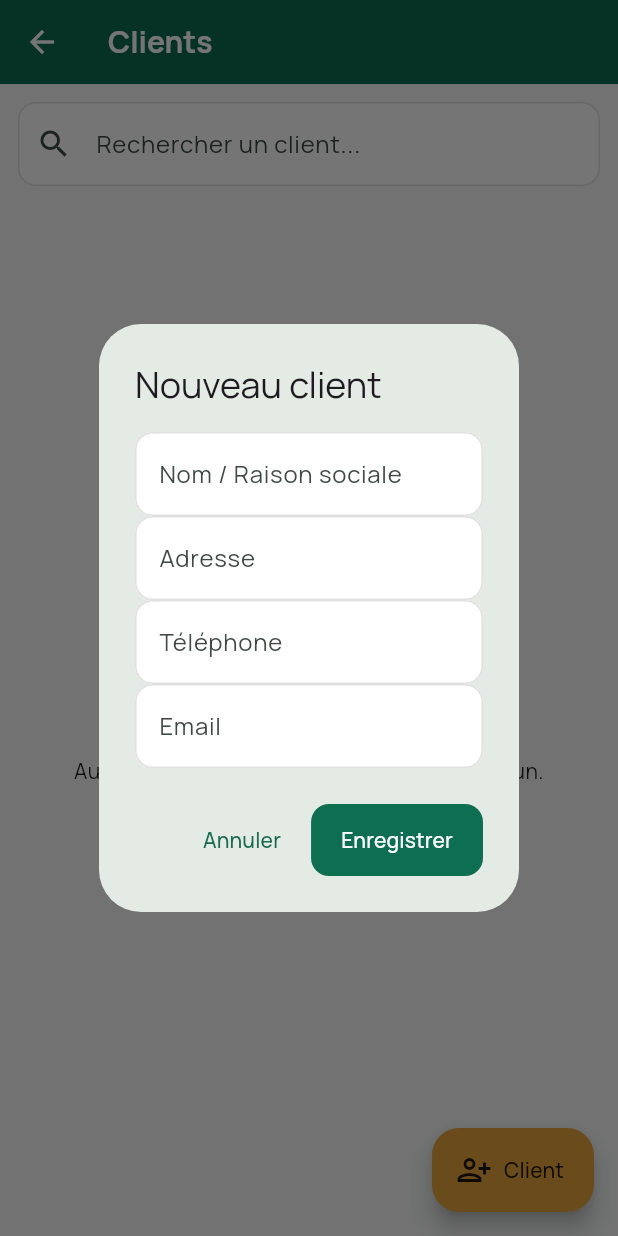
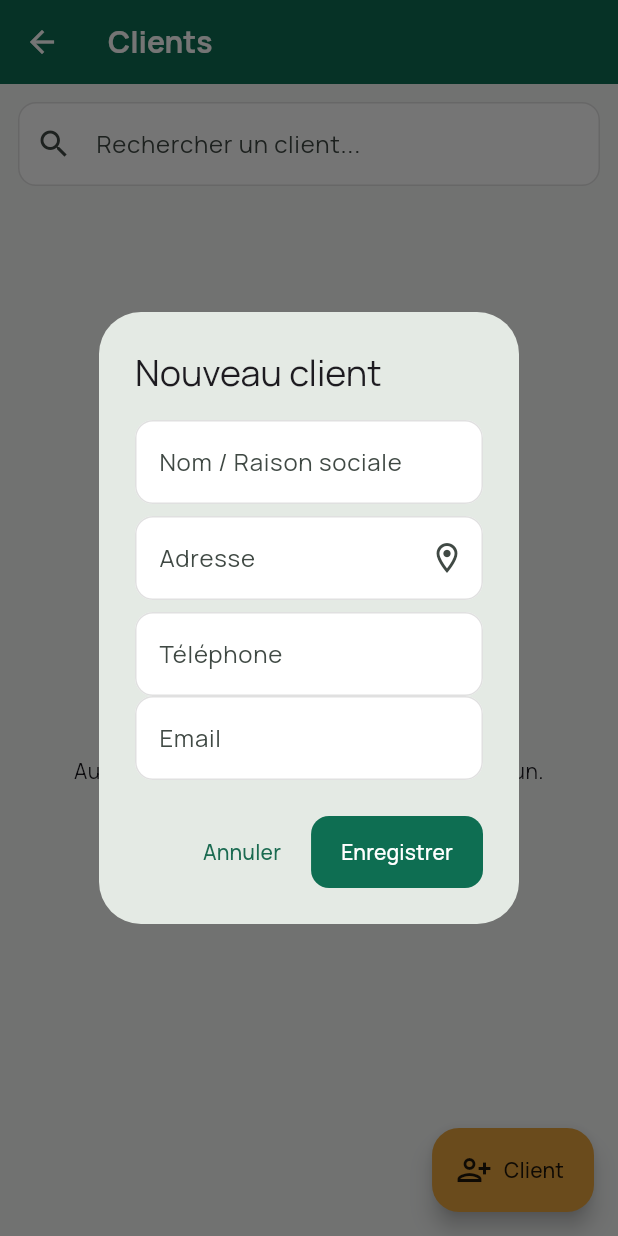
Before and after one commit to mhuleux-rg/mon-app-motoshare, a Flutter app: the ClientsScreen screen opened directly, after a tap on "Client", on a phone screen of 412 x 824 dp. Run offline on Flutter 3.47's test engine with Material 3 defaults, Android fonts, the phone set to English and light mode, and no system bars; our stand-ins replace flutter_map, geolocator, google_fonts, image_picker, latlong2, pdf and 3 more; accounts and stored records are empty.

Commit message:
Ajoute carte interactive des visites et suggestions d'adresse
- Carte interactive (flutter_map / OpenStreetMap, sans clé API) avec
  un marqueur par visite géolocalisée, accessible depuis l'accueil ;
  tap sur un marqueur pour ouvrir la visite
- Suggestions d'adresse pendant la saisie (Nominatim/OSM, gratuit,
  sans clé) : sélectionner une suggestion géolocalise directement la
  visite ou le client (coordonnées GPS renseignées automatiquement),
  utilisé dans les formulaires de visite et de client
- Ajout de latitude/longitude au modèle Client (migration DB v4) pour
  préremplir la position lors de la création d'une visite liée

Co-Authored-By: Claude Sonnet 5 <noreply@anthropic.com>
Claude-Session: https://claude.ai/code/session_019nxcRvUchQMwhjFtrwgYP2

```diff
--- a/lib/models/client.dart
+++ b/lib/models/client.dart
@@ -2,6 +2,8 @@ class Client {
   final String id;
   String nom;
   String adresse;
+  double? latitude;
+  double? longitude;
   String? telephone;
   String? email;
   String notes;
@@ -11,6 +13,8 @@ class Client {
     required this.id,
     required this.nom,
     required this.adresse,
+    this.latitude,
+    this.longitude,
     this.telephone,
     this.email,
     this.notes = '',
@@ -22,6 +26,8 @@ class Client {
       'id': id,
       'nom': nom,
       'adresse': adresse,
+      'latitude': latitude,
+      'longitude': longitude,
       'telephone': telephone,
       'email': email,
       'notes': notes,
@@ -34,6 +40,8 @@ class Client {
       id: map['id'] as String,
       nom: map['nom'] as String,
       adresse: map['adresse'] as String,
+      latitude: map['latitude'] as double?,
+      longitude: map['longitude'] as double?,
       telephone: map['telephone'] as String?,
       email: map['email'] as String?,
       notes: map['notes'] as String? ?? '',
--- a/lib/screens/clients_screen.dart
+++ b/lib/screens/clients_screen.dart
@@ -3,6 +3,7 @@ import 'package:uuid/uuid.dart';
 
 import '../db/database_helper.dart';
 import '../models/client.dart';
+import '../widgets/address_autocomplete_field.dart';
 import 'client_detail_screen.dart';
 
 class ClientsScreen extends StatefulWidget {
@@ -34,6 +35,8 @@ class _ClientsScreenState extends State<ClientsScreen> {
     final adresseController = TextEditingController(text: client?.adresse ?? '');
     final telephoneController = TextEditingController(text: client?.telephone ?? '');
     final emailController = TextEditingController(text: client?.email ?? '');
+    double? latitude = client?.latitude;
+    double? longitude = client?.longitude;
 
     final confirme = await showDialog<bool>(
       context: context,
@@ -44,7 +47,16 @@ class _ClientsScreenState extends State<ClientsScreen> {
             mainAxisSize: MainAxisSize.min,
             children: [
               TextField(controller: nomController, decoration: const InputDecoration(labelText: 'Nom / Raison sociale')),
-              TextField(controller: adresseController, decoration: const InputDecoration(labelText: 'Adresse')),
+              const SizedBox(height: 8),
+              AddressAutocompleteField(
+                controller: adresseController,
+                labelText: 'Adresse',
+                onAdresseSelectionnee: (suggestion) {
+                  latitude = suggestion.latitude;
+                  longitude = suggestion.longitude;
+                },
+              ),
+              const SizedBox(height: 8),
               TextField(controller: telephoneController, decoration: const InputDecoration(labelText: 'Téléphone')),
               TextField(controller: emailController, decoration: const InputDecoration(labelText: 'Email')),
             ],
@@ -64,6 +76,8 @@ class _ClientsScreenState extends State<ClientsScreen> {
         id: const Uuid().v4(),
         nom: nomController.text.trim(),
         adresse: adresseController.text.trim(),
+        latitude: latitude,
+        longitude: longitude,
         telephone: telephoneController.text.trim().isEmpty ? null : telephoneController.text.trim(),
         email: emailController.text.trim().isEmpty ? null : emailController.text.trim(),
         dateCreation: DateTime.now(),
@@ -72,6 +86,8 @@ class _ClientsScreenState extends State<ClientsScreen> {
     } else {
       client.nom = nomController.text.trim();
       client.adresse = adresseController.text.trim();
+      client.latitude = latitude;
+      client.longitude = longitude;
       client.telephone = telephoneController.text.trim().isEmpty ? null : telephoneController.text.trim();
       client.email = emailController.text.trim().isEmpty ? null : emailController.text.trim();
       await DatabaseHelper.instance.updateClient(client);
--- /dev/null
+++ b/lib/widgets/address_autocomplete_field.dart
@@ -0,0 +1,110 @@
+import 'dart:async';
+
+import 'package:flutter/material.dart';
+
+import '../services/geocoding_service.dart';
+
+/// Champ d'adresse avec suggestions (Nominatim/OpenStreetMap). Sélectionner
+/// une suggestion renseigne directement les coordonnées GPS correspondantes
+/// (géolocalisation immédiate, sans étape supplémentaire).
+class AddressAutocompleteField extends StatefulWidget {
+  final TextEditingController controller;
+  final String labelText;
+  final void Function(SuggestionAdresse suggestion)? onAdresseSelectionnee;
+
+  const AddressAutocompleteField({
+    super.key,
+    required this.controller,
+    this.labelText = 'Adresse',
+    this.onAdresseSelectionnee,
+  });
+
+  @override
+  State<AddressAutocompleteField> createState() => _AddressAutocompleteFieldState();
+}
+
+class _AddressAutocompleteFieldState extends State<AddressAutocompleteField> {
+  Timer? _debounce;
+  List<SuggestionAdresse> _suggestions = [];
+  bool _recherche = false;
+
+  void _onChanged(String valeur) {
+    _debounce?.cancel();
+    if (valeur.trim().length < 3) {
+      setState(() {
+        _suggestions = [];
+        _recherche = false;
+      });
+      return;
+    }
+    setState(() => _recherche = true);
+    _debounce = Timer(const Duration(milliseconds: 500), () async {
+      final resultats = await GeocodingService.rechercherAdresses(valeur);
+      if (!mounted) return;
+      setState(() {
+        _suggestions = resultats;
+        _recherche = false;
+      });
+    });
+  }
+
+  void _selectionner(SuggestionAdresse suggestion) {
+    widget.controller.text = suggestion.libelle;
+    setState(() => _suggestions = []);
+    widget.onAdresseSelectionnee?.call(suggestion);
+    FocusScope.of(context).unfocus();
+  }
+
+  @override
+  void dispose() {
+    _debounce?.cancel();
+    super.dispose();
+  }
+
+  @override
+  Widget build(BuildContext context) {
+    return Column(
+      crossAxisAlignment: CrossAxisAlignment.start,
+      children: [
+        TextField(
+          controller: widget.controller,
+          decoration: InputDecoration(
+            labelText: widget.labelText,
+            suffixIcon: _recherche
+                ? const Padding(
+                    padding: EdgeInsets.all(14),
+                    child: SizedBox(width: 14, height: 14, child: CircularProgressIndicator(strokeWidth: 2)),
+                  )
+                : const Icon(Icons.location_on_outlined),
+          ),
+          onChanged: _onChanged,
+        ),
+        if (_suggestions.isNotEmpty)
+          Container(
+            margin: const EdgeInsets.only(top: 4),
+            constraints: const BoxConstraints(maxHeight: 200),
+            decoration: BoxDecoration(
+              color: Colors.white,
+              border: Border.all(color: Colors.grey.shade300),
+              borderRadius: BorderRadius.circular(10),
+            ),
+            child: ListView.separated(
+              shrinkWrap: true,
+              padding: EdgeInsets.zero,
+              itemCount: _suggestions.length,
+              separatorBuilder: (_, __) => const Divider(height: 1),
+              itemBuilder: (context, index) {
+                final suggestion = _suggestions[index];
+                return ListTile(
+                  dense: true,
+                  leading: const Icon(Icons.place_outlined, size: 18),
+                  title: Text(suggestion.libelle, style: const TextStyle(fontSize: 13), maxLines: 2, overflow: TextOverflow.ellipsis),
+                  onTap: () => _selectionner(suggestion),
+                );
+              },
+            ),
+          ),
+      ],
+    );
+  }
+}
--- a/pubspec.yaml
+++ b/pubspec.yaml
@@ -35,6 +35,11 @@ dependencies:
   shared_preferences: ^2.2.3
   archive: ^4.0.9
 
+  # Carte et géocodage
+  flutter_map: ^7.0.2
+  latlong2: ^0.9.1
+  http: ^1.2.2
+
 dev_dependencies:
   flutter_test:
     sdk: flutter
```
Also changed, not shown: lib/db/database_helper.dart (+7 -1 lines), lib/screens/carte_screen.dart (added, +140 -0 lines), lib/screens/home_screen.dart (+25 -2 lines), lib/services/geocoding_service.dart (added, +55 -0 lines).
